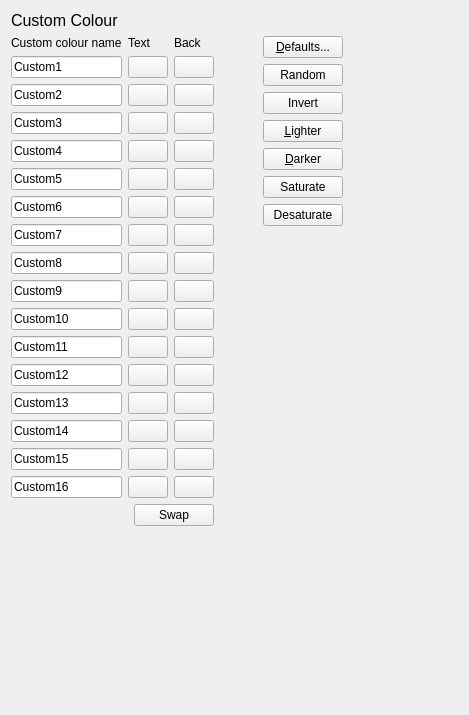
jnbooth/qMUSHclient, file src/ui/worldprefs/prefs_custom_color.ui: the form before one commit.
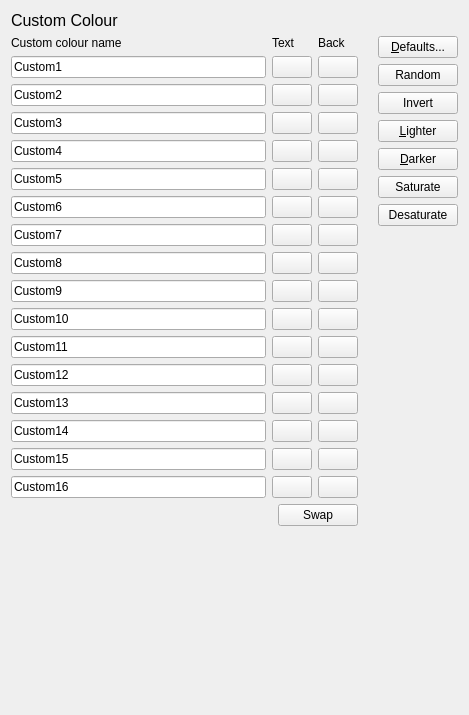
The form after the commit. Icons and pictures are not drawn.

The edit to the form file:
```diff
--- a/src/ui/worldprefs/prefs_custom_color.ui
+++ b/src/ui/worldprefs/prefs_custom_color.ui
@@ -33,9 +33,15 @@
     </widget>
    </item>
    <item>
-    <layout class="QHBoxLayout" name="horizontalLayout_2">
+    <layout class="QHBoxLayout" name="_main">
+     <property name="spacing">
+      <number>20</number>
+     </property>
      <item>
-      <layout class="QVBoxLayout" name="verticalLayout">
+      <layout class="QVBoxLayout" name="_options">
+       <property name="spacing">
+        <number>6</number>
+       </property>
        <item>
         <layout class="QGridLayout" name="gridLayout">
          <item row="6" column="1">
@@ -430,23 +436,10 @@
       </layout>
      </item>
      <item>
-      <spacer name="horizontalSpacer_2">
-       <property name="orientation">
-        <enum>Qt::Horizontal</enum>
+      <layout class="QVBoxLayout" name="_buttons">
+       <property name="spacing">
+        <number>6</number>
        </property>
-       <property name="sizeType">
-        <enum>QSizePolicy::Fixed</enum>
-       </property>
-       <property name="sizeHint" stdset="0">
-        <size>
-         <width>43</width>
-         <height>20</height>
-        </size>
-       </property>
-      </spacer>
-     </item>
-     <item>
-      <layout class="QVBoxLayout" name="verticalLayout_4">
        <item>
         <widget class="QPushButton" name="reset">
          <property name="text">
@@ -523,19 +516,6 @@
        </item>
       </layout>
      </item>
-     <item>
-      <spacer name="horizontalSpacer">
-       <property name="orientation">
-        <enum>Qt::Horizontal</enum>
-       </property>
-       <property name="sizeHint" stdset="0">
-        <size>
-         <width>40</width>
-         <height>20</height>
-        </size>
-       </property>
-      </spacer>
-     </item>
     </layout>
    </item>
   </layout>
```
Left out of the diff: 4 changed lines with no effect on the pictures.
